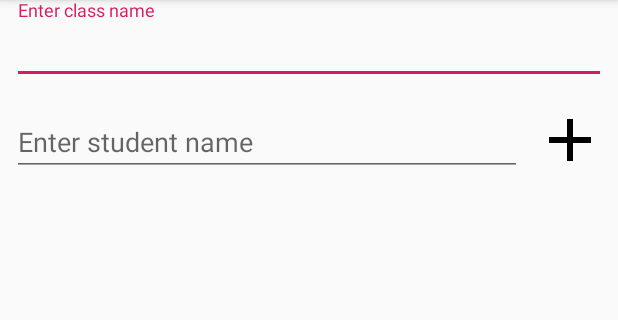
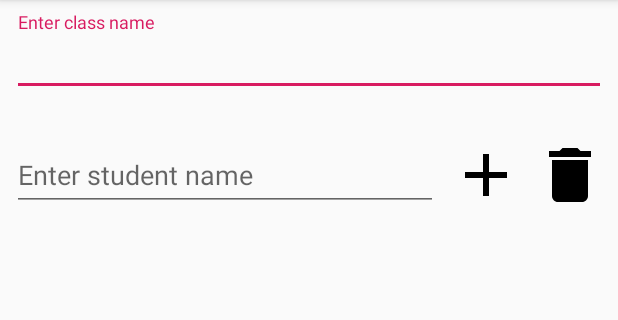
Before and after one commit to Bombbird2001/Class-List-2, an Android app: the OpenClassActivity screen opened directly, with no data from a screen before it, after a tap on an icon or button, on a phone screen of 412 x 824 dp, the part 84-404 px from its top. Run offline under Robolectric (Android 15) with nearby library versions, the phone set to English and light mode, and no system bars.

Commit message:
More stuff

```diff
--- a/app/src/main/AndroidManifest.xml
+++ b/app/src/main/AndroidManifest.xml
@@ -9,7 +9,7 @@
             android:roundIcon="@mipmap/ic_launcher_round"
             android:supportsRtl="true"
             android:theme="@style/AppTheme">
-        <activity android:name=".NewClassActivity">
+        <activity android:name=".EditClassActivity">
         </activity>
         <activity android:name=".OpenClassActivity">
         </activity>
--- /dev/null
+++ b/app/src/main/java/bombbird/com/classlist2/EditClassActivity.kt
@@ -0,0 +1,70 @@
+package bombbird.com.classlist2
+
+import android.annotation.SuppressLint
+import androidx.appcompat.app.AppCompatActivity
+import android.os.Bundle
+import android.text.Editable
+import android.text.TextWatcher
+import android.view.View
+import androidx.recyclerview.widget.LinearLayoutManager
+import androidx.recyclerview.widget.RecyclerView
+import kotlinx.android.synthetic.main.activity_edit_class.*
+
+class EditClassActivity : AppCompatActivity() {
+    private lateinit var recyclerView: RecyclerView
+    private lateinit var viewAdapter: RecyclerView.Adapter<*>
+    private lateinit var viewManager: RecyclerView.LayoutManager
+    private var students: ArrayList<String> = ArrayList()
+
+    override fun onCreate(savedInstanceState: Bundle?) {
+        super.onCreate(savedInstanceState)
+        setContentView(R.layout.activity_edit_class)
+
+        students.add("")
+
+        viewManager = LinearLayoutManager(this)
+        viewAdapter = StudentRecyclerAdapter(students, this)
+
+        recyclerView = findViewById<RecyclerView>(R.id.recyclerView).apply {
+            // use a linear layout manager
+            layoutManager = viewManager
+
+            // specify an viewAdapter (see also next example)
+            adapter = viewAdapter
+        }
+
+        classInput.addTextChangedListener(object: TextWatcher {
+            override fun afterTextChanged(s: Editable?) {
+            }
+
+            override fun beforeTextChanged(s: CharSequence?, start: Int, count: Int, after: Int) {
+            }
+
+            @SuppressLint("RestrictedApi")
+            override fun onTextChanged(s: CharSequence?, start: Int, before: Int, count: Int) {
+                if (s != null) {
+                    when {
+                        s.isEmpty() -> {
+                            fab_confirmAddClass.visibility = View.INVISIBLE
+                            classInputLayout.error = null
+                        }
+                        s.length > 30 -> {
+                            fab_confirmAddClass.visibility = View.INVISIBLE
+                            classInputLayout.error = resources.getString(R.string.text_too_long)
+                        }
+                        else -> {
+                            fab_confirmAddClass.visibility = View.VISIBLE
+                            classInputLayout.error = null
+                        }
+                    }
+                    if (students.isEmpty()) fab_confirmAddClass.visibility = View.INVISIBLE
+                }
+            }
+        })
+    }
+
+    fun updateAdapter(students: ArrayList<String>) {
+        this.students = students
+        recyclerView.swapAdapter(StudentRecyclerAdapter(students, this), false)
+    }
+}
--- a/app/src/main/java/bombbird/com/classlist2/NewClassActivity.kt
+++ /dev/null
@@ -1,73 +0,0 @@
-package bombbird.com.classlist2
-
-import android.annotation.SuppressLint
-import androidx.appcompat.app.AppCompatActivity
-import android.os.Bundle
-import android.text.Editable
-import android.text.TextWatcher
-import android.view.View
-import kotlinx.android.synthetic.main.activity_new_class.*
-
-class NewClassActivity : AppCompatActivity() {
-
-    private val students: ArrayList<String> = ArrayList()
-
-    override fun onCreate(savedInstanceState: Bundle?) {
-        super.onCreate(savedInstanceState)
-        setContentView(R.layout.activity_new_class)
-
-        classInput.addTextChangedListener(object: TextWatcher {
-            override fun afterTextChanged(s: Editable?) {
-                TODO("not implemented") //To change body of created functions use File | Settings | File Templates.
-            }
-
-            override fun beforeTextChanged(s: CharSequence?, start: Int, count: Int, after: Int) {
-                TODO("not implemented") //To change body of created functions use File | Settings | File Templates.
-            }
-
-            @SuppressLint("RestrictedApi")
-            override fun onTextChanged(s: CharSequence?, start: Int, before: Int, count: Int) {
-                if (s != null) {
-                    when {
-                        s.isEmpty() -> {
-                            fab_confirmAddClass.visibility = View.INVISIBLE
-                            textView3.visibility = View.INVISIBLE
-                        }
-                        s.length > 30 -> {
-                            fab_confirmAddClass.visibility = View.INVISIBLE
-                            textView3.visibility = View.VISIBLE
-                        }
-                        else -> {
-                            fab_confirmAddClass.visibility = View.VISIBLE
-                            textView3.visibility = View.INVISIBLE
-                        }
-                    }
-                    if (students.isEmpty()) fab_confirmAddClass.visibility = View.INVISIBLE
-                }
-            }
-        })
-
-        nameInput.addTextChangedListener(object: TextWatcher {
-            override fun afterTextChanged(s: Editable?) {
-                TODO("not implemented") //To change body of created functions use File | Settings | File Templates.
-            }
-
-            override fun beforeTextChanged(s: CharSequence?, start: Int, count: Int, after: Int) {
-                TODO("not implemented") //To change body of created functions use File | Settings | File Templates.
-            }
-
-            override fun onTextChanged(s: CharSequence?, start: Int, before: Int, count: Int) {
-                if (s != null && s.length > 30) {
-                    textView5.visibility = View.VISIBLE
-                } else {
-                    textView5.visibility = View.INVISIBLE
-                }
-            }
-        })
-
-        button2.setOnClickListener {
-            if (nameInput.text.isEmpty()) return@setOnClickListener
-
-        }
-    }
-}
--- a/app/src/main/java/bombbird/com/classlist2/OpenClassActivity.kt
+++ b/app/src/main/java/bombbird/com/classlist2/OpenClassActivity.kt
@@ -15,7 +15,7 @@ class OpenClassActivity : AppCompatActivity() {
         setContentView(R.layout.activity_open_class)
 
         fab_newClass.setOnClickListener {
-            val intent = Intent(this, NewClassActivity::class.java)
+            val intent = Intent(this, EditClassActivity::class.java)
             startActivity(intent)
         }
 
--- /dev/null
+++ b/app/src/main/java/bombbird/com/classlist2/StudentRecyclerAdapter.kt
@@ -0,0 +1,82 @@
+package bombbird.com.classlist2
+
+import android.text.Editable
+import android.text.TextWatcher
+import android.view.LayoutInflater
+import android.view.View
+import android.view.ViewGroup
+import android.widget.Button
+import android.widget.LinearLayout
+import androidx.recyclerview.widget.RecyclerView
+import com.google.android.material.textfield.TextInputLayout
+
+class StudentRecyclerAdapter(private val students: ArrayList<String>, private val activity: EditClassActivity):
+        RecyclerView.Adapter<StudentRecyclerAdapter.StudentRecyclerViewHolder>() {
+
+    class StudentRecyclerViewHolder(view: View):
+        RecyclerView.ViewHolder(view) {
+    }
+
+    // Create new views (invoked by the layout manager)
+    override fun onCreateViewHolder(parent: ViewGroup,
+                                    viewType: Int): StudentRecyclerViewHolder {
+        // create a new view
+        val view = LayoutInflater.from(parent.context)
+            .inflate(R.layout.students_recycler, parent, false) as View
+        // set the view's size, margins, paddings and layout parameters
+        return StudentRecyclerViewHolder(view)
+    }
+
+    // Replace the contents of a view (invoked by the layout manager)
+    override fun onBindViewHolder(holder: StudentRecyclerViewHolder, position: Int) {
+        // - get element from your dataset at this position
+        // - replace the contents of the view with that element
+        val studentInputLayout = holder.itemView.findViewById<TextInputLayout>(R.id.studentInputLayout)
+        val addStudentButton = holder.itemView.findViewById<Button>(R.id.add_student_button)
+        val removeStudentButton = holder.itemView.findViewById<Button>(R.id.remove_student_button)
+
+        studentInputLayout.editText?.setText(students[0])
+        studentInputLayout.editText?.addTextChangedListener(object: TextWatcher {
+            override fun afterTextChanged(s: Editable?) {
+            }
+
+            override fun beforeTextChanged(s: CharSequence?, start: Int, count: Int, after: Int) {
+            }
+
+            override fun onTextChanged(s: CharSequence?, start: Int, before: Int, count: Int) {
+                if (s != null && s.length > 30) {
+                    studentInputLayout.isErrorEnabled = true
+                    studentInputLayout.error = studentInputLayout.context.resources.getString(R.string.text_too_long)
+                    //updateTopMargins(addStudentButton, -10)
+                    //updateTopMargins(removeStudentButton, -10)
+                } else {
+                    studentInputLayout.error = null
+                    studentInputLayout.isErrorEnabled = false
+                    //updateTopMargins(addStudentButton, -0)
+                    //updateTopMargins(removeStudentButton, -0)
+                }
+            }
+        })
+
+        addStudentButton.setOnClickListener {
+            students.add(position + 1, "")
+            activity.updateAdapter(students)
+        }
+
+        removeStudentButton.setOnClickListener {
+            if (students.size <= 1) return@setOnClickListener
+            students.removeAt(position)
+            activity.updateAdapter(students)
+        }
+    }
+
+    // Return the size of your dataset (invoked by the layout manager)
+    override fun getItemCount() = students.size
+
+    fun updateTopMargins(view: View, dp: Int) {
+        val layoutParams = view.layoutParams as LinearLayout.LayoutParams
+        layoutParams.topMargin = dp
+        view.layoutParams = layoutParams
+        view.requestLayout()
+    }
+}
--- /dev/null
+++ b/app/src/main/res/drawable/ic_delete_black_24dp.xml
@@ -0,0 +1,9 @@
+<vector xmlns:android="http://schemas.android.com/apk/res/android"
+        android:width="24dp"
+        android:height="24dp"
+        android:viewportWidth="24.0"
+        android:viewportHeight="24.0">
+    <path
+        android:fillColor="#FF000000"
+        android:pathData="M6,19c0,1.1 0.9,2 2,2h8c1.1,0 2,-0.9 2,-2V7H6v12zM19,4h-3.5l-1,-1h-5l-1,1H5v2h14V4z"/>
+</vector>
--- /dev/null
+++ b/app/src/main/res/layout/activity_edit_class.xml
@@ -0,0 +1,44 @@
+<?xml version="1.0" encoding="utf-8"?>
+<androidx.constraintlayout.widget.ConstraintLayout
+        xmlns:android="http://schemas.android.com/apk/res/android"
+        xmlns:tools="http://schemas.android.com/tools"
+        xmlns:app="http://schemas.android.com/apk/res-auto"
+        android:layout_width="match_parent"
+        android:layout_height="match_parent"
+        tools:context=".EditClassActivity">
+
+    <com.google.android.material.textfield.TextInputLayout
+            android:layout_width="match_parent"
+            android:layout_height="wrap_content" app:layout_constraintStart_toStartOf="parent"
+            android:layout_marginStart="8dp" app:layout_constraintEnd_toEndOf="parent" android:layout_marginEnd="8dp"
+            app:layout_constraintTop_toTopOf="parent" android:id="@+id/classInputLayout" app:hintEnabled="true"
+            app:hintAnimationEnabled="true" android:hint="@string/enter_class" app:errorEnabled="true"
+            android:layout_marginTop="8dp">
+
+        <com.google.android.material.textfield.TextInputEditText
+                android:layout_width="match_parent"
+                android:layout_height="wrap_content"
+                android:id="@+id/classInput"
+                android:inputType="text"/>
+    </com.google.android.material.textfield.TextInputLayout>
+
+    <com.google.android.material.floatingactionbutton.FloatingActionButton
+            android:id="@+id/fab_confirmAddClass"
+            android:layout_width="wrap_content"
+            android:layout_height="wrap_content"
+            android:layout_margin="@dimen/fab_margin"
+            app:srcCompat="@drawable/ic_check_black_24dp"
+            android:backgroundTint="@color/design_default_color_primary_dark"
+            android:tint="#FFFFFF" app:backgroundTint="#FFC107"
+            app:layout_constraintBottom_toBottomOf="parent"
+            android:layout_marginBottom="16dp"
+            app:layout_constraintEnd_toEndOf="parent" android:layout_marginEnd="16dp" android:visibility="invisible"/>
+    <androidx.recyclerview.widget.RecyclerView
+            android:layout_width="match_parent"
+            android:layout_height="0dp" android:id="@+id/recyclerView"
+            app:layout_constraintEnd_toEndOf="parent"
+            app:layout_constraintStart_toStartOf="parent"
+            app:layout_constraintTop_toBottomOf="@+id/classInputLayout"
+            app:layout_constraintBottom_toBottomOf="parent"/>
+
+</androidx.constraintlayout.widget.ConstraintLayout>
--- a/app/src/main/res/layout/activity_new_class.xml
+++ /dev/null
@@ -1,77 +0,0 @@
-<?xml version="1.0" encoding="utf-8"?>
-<androidx.constraintlayout.widget.ConstraintLayout
-        xmlns:android="http://schemas.android.com/apk/res/android"
-        xmlns:tools="http://schemas.android.com/tools"
-        xmlns:app="http://schemas.android.com/apk/res-auto"
-        android:layout_width="match_parent"
-        android:layout_height="match_parent"
-        tools:context=".NewClassActivity">
-
-    <com.google.android.material.textfield.TextInputLayout
-            android:layout_width="match_parent"
-            android:layout_height="wrap_content" app:layout_constraintStart_toStartOf="parent"
-            android:layout_marginStart="8dp" app:layout_constraintEnd_toEndOf="parent" android:layout_marginEnd="8dp"
-            app:layout_constraintTop_toTopOf="parent" android:id="@+id/textInputLayout">
-
-        <com.google.android.material.textfield.TextInputEditText
-                android:layout_width="match_parent"
-                android:layout_height="wrap_content"
-                android:hint="@string/enter_class" android:id="@+id/classInput"/>
-    </com.google.android.material.textfield.TextInputLayout>
-
-    <com.google.android.material.floatingactionbutton.FloatingActionButton
-            android:id="@+id/fab_confirmAddClass"
-            android:layout_width="wrap_content"
-            android:layout_height="wrap_content"
-            android:layout_margin="@dimen/fab_margin"
-            app:srcCompat="@drawable/ic_check_black_24dp"
-            android:backgroundTint="@color/design_default_color_primary_dark"
-            android:tint="#FFFFFF" app:backgroundTint="#FFC107"
-            app:layout_constraintBottom_toBottomOf="parent"
-            android:layout_marginBottom="16dp"
-            app:layout_constraintEnd_toEndOf="parent" android:layout_marginEnd="16dp" android:visibility="invisible"/>
-    <TextView
-            android:text="@string/text_too_long"
-            android:layout_width="wrap_content"
-            android:layout_height="wrap_content" android:id="@+id/textView3"
-            android:textColor="@color/red" android:visibility="invisible"
-            app:layout_constraintTop_toBottomOf="@+id/textInputLayout"
-            app:layout_constraintStart_toStartOf="@+id/textInputLayout" android:layout_marginStart="2dp"/>
-    <ScrollView
-            android:layout_width="match_parent"
-            android:layout_height="match_parent"
-            app:layout_constraintStart_toStartOf="parent" app:layout_constraintTop_toTopOf="parent"
-            android:layout_marginTop="72dp" app:layout_constraintBottom_toBottomOf="parent"
-            android:layout_marginBottom="80dp">
-        <LinearLayout android:layout_width="match_parent" android:layout_height="wrap_content"
-                      android:orientation="vertical">
-            <EditText
-                    android:layout_width="match_parent"
-                    android:layout_height="wrap_content"
-                    android:inputType="textPersonName"
-                    android:ems="10"
-                    android:id="@+id/nameInput"
-                    android:hint="@string/enter_student"
-                    android:autofillHints="" tools:targetApi="o"
-                    android:layout_marginEnd="64dp" android:layout_marginStart="8dp" android:gravity="start|top"/>
-            <Button
-                    android:layout_width="48dp"
-                    android:layout_height="48dp" android:id="@+id/button2"
-                    android:background="@drawable/ic_add_black_24dp"
-                    style="@style/Widget.AppCompat.Button.Borderless" android:layout_marginEnd="8dp"
-                    android:layout_gravity="top|end" android:layout_marginTop="-48dp"/>
-            <TextView
-                    android:text="@string/text_too_long"
-                    android:layout_width="wrap_content"
-                    android:layout_height="wrap_content" android:id="@+id/textView5"
-                    android:textColor="@color/red" android:visibility="invisible"
-                    android:layout_marginStart="10dp"/>
-            <TextView
-                    android:text="@string/loading_name"
-                    android:layout_width="match_parent"
-                    android:layout_height="wrap_content" android:id="@+id/textView6" android:textSize="18sp"
-                    android:layout_marginStart="8dp" android:layout_marginTop="-64dp" android:visibility="invisible"/>
-        </LinearLayout>
-    </ScrollView>
-
-</androidx.constraintlayout.widget.ConstraintLayout>
--- /dev/null
+++ b/app/src/main/res/layout/students_recycler.xml
@@ -0,0 +1,30 @@
+<?xml version="1.0" encoding="utf-8"?>
+<LinearLayout xmlns:android="http://schemas.android.com/apk/res/android"
+              xmlns:app="http://schemas.android.com/apk/res-auto" android:orientation="vertical"
+              android:layout_width="match_parent"
+              android:layout_height="wrap_content">
+
+    <com.google.android.material.textfield.TextInputLayout
+            android:layout_width="match_parent"
+            android:layout_height="wrap_content" android:layout_marginStart="8dp"
+            android:layout_marginEnd="120dp" app:hintEnabled="true" app:hintAnimationEnabled="true"
+            android:hint="@string/enter_student" android:id="@+id/studentInputLayout">
+
+        <com.google.android.material.textfield.TextInputEditText
+                android:layout_width="match_parent"
+                android:layout_height="match_parent"
+                android:inputType="text"/>
+    </com.google.android.material.textfield.TextInputLayout>
+    <Button
+            android:layout_width="48dp"
+            android:layout_height="48dp" android:id="@+id/add_student_button"
+            android:background="@drawable/ic_add_black_24dp"
+            style="@style/Widget.AppCompat.Button.Borderless" android:layout_marginEnd="64dp"
+            android:layout_gravity="top|end" android:layout_marginTop="-48dp"/>
+    <Button
+            android:layout_width="48dp"
+            android:layout_height="48dp" android:id="@+id/remove_student_button"
+            android:background="@drawable/ic_delete_black_24dp"
+            style="@style/Widget.AppCompat.Button.Borderless" android:layout_marginEnd="8dp"
+            android:layout_gravity="top|end" android:layout_marginTop="-48dp"/>
+</LinearLayout>
```
